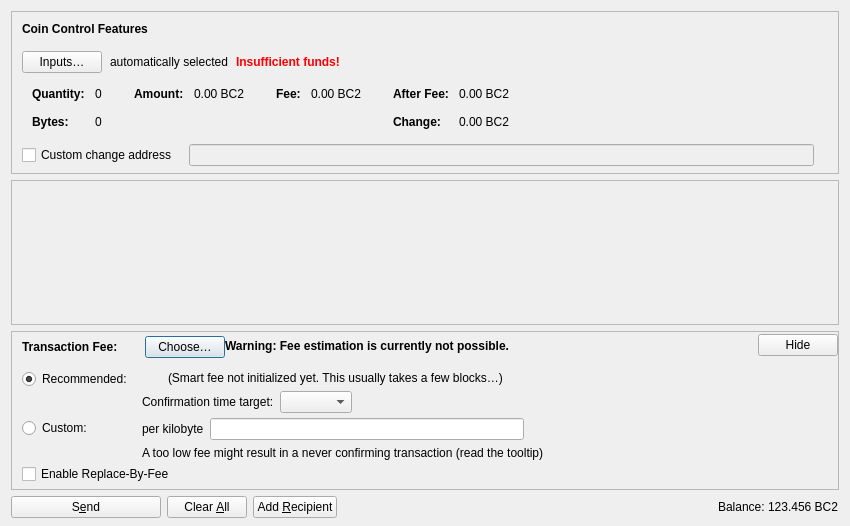
BitcoincashII/bitcoincashII-core, file src/qt/forms/sendcoinsdialog.ui: the form before one commit.
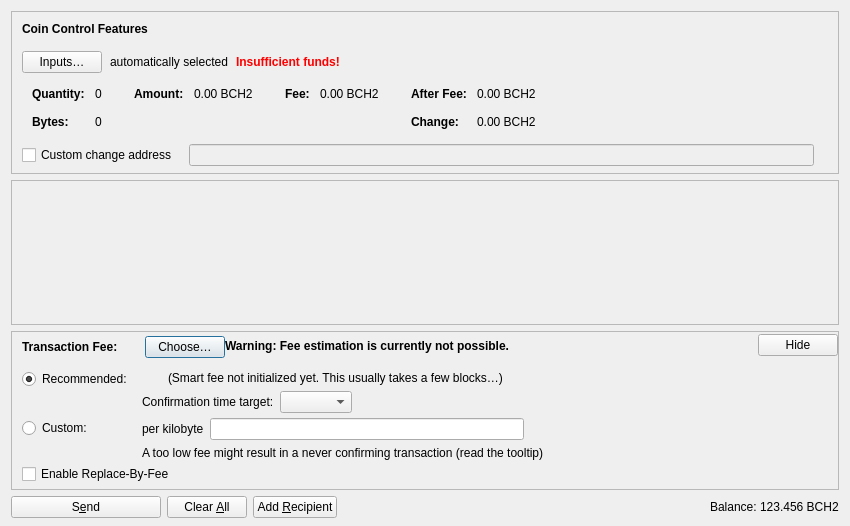
The form after the commit. Icons and pictures are not drawn. Custom widgets are drawn as their Qt base class.

```diff
--- a/src/qt/forms/sendcoinsdialog.ui
+++ b/src/qt/forms/sendcoinsdialog.ui
@@ -327,7 +327,7 @@
                   <enum>Qt::ActionsContextMenu</enum>
                  </property>
                  <property name="text">
-                  <string notr="true">0.00 BC2</string>
+                  <string notr="true">0.00 BCH2</string>
                  </property>
                  <property name="textInteractionFlags">
                   <set>Qt::LinksAccessibleByMouse|Qt::TextSelectableByKeyboard|Qt::TextSelectableByMouse</set>
@@ -378,7 +378,7 @@
                   <enum>Qt::ActionsContextMenu</enum>
                  </property>
                  <property name="text">
-                  <string notr="true">0.00 BC2</string>
+                  <string notr="true">0.00 BCH2</string>
                  </property>
                  <property name="textInteractionFlags">
                   <set>Qt::LinksAccessibleByMouse|Qt::TextSelectableByKeyboard|Qt::TextSelectableByMouse</set>
@@ -432,7 +432,7 @@
                   <enum>Qt::ActionsContextMenu</enum>
                  </property>
                  <property name="text">
-                  <string notr="true">0.00 BC2</string>
+                  <string notr="true">0.00 BCH2</string>
                  </property>
                  <property name="textInteractionFlags">
                   <set>Qt::LinksAccessibleByMouse|Qt::TextSelectableByKeyboard|Qt::TextSelectableByMouse</set>
@@ -461,7 +461,7 @@
                   <enum>Qt::ActionsContextMenu</enum>
                  </property>
                  <property name="text">
-                  <string notr="true">0.00 BC2</string>
+                  <string notr="true">0.00 BCH2</string>
                  </property>
                  <property name="textInteractionFlags">
                   <set>Qt::LinksAccessibleByMouse|Qt::TextSelectableByKeyboard|Qt::TextSelectableByMouse</set>
@@ -1191,7 +1191,7 @@
           <cursorShape>IBeamCursor</cursorShape>
          </property>
          <property name="text">
-          <string notr="true">123.456 BC2</string>
+          <string notr="true">123.456 BCH2</string>
          </property>
          <property name="textInteractionFlags">
           <set>Qt::LinksAccessibleByMouse|Qt::TextSelectableByKeyboard|Qt::TextSelectableByMouse</set>
```
Left out of the diff: 2 changed lines with no effect on the pictures.
